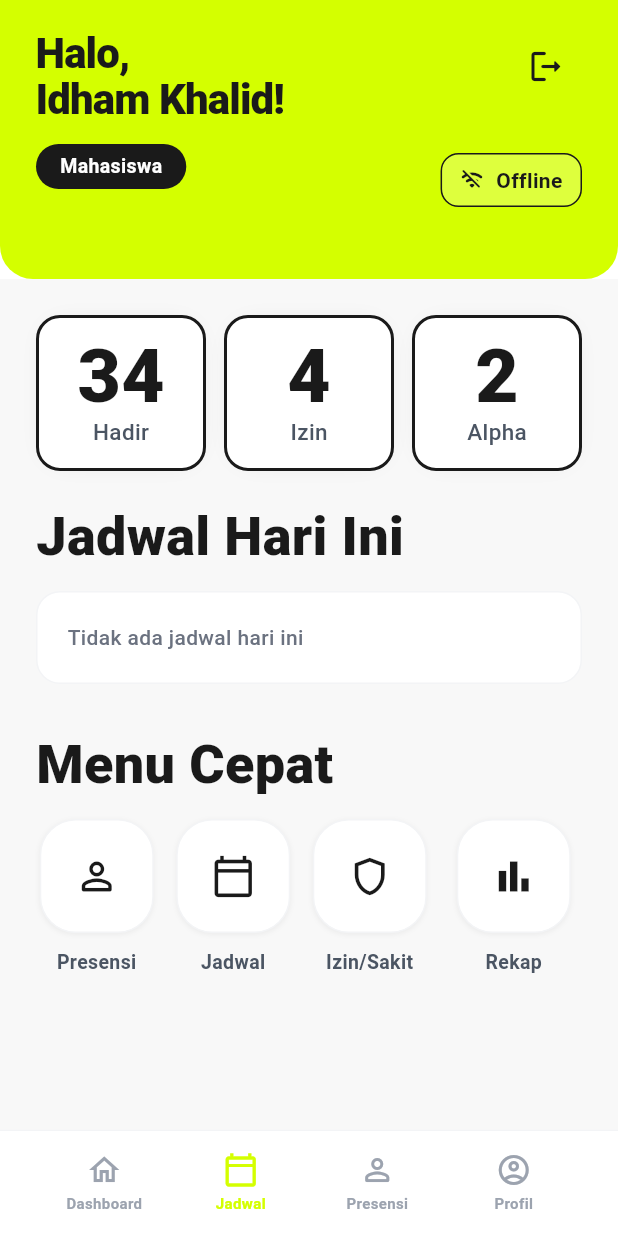
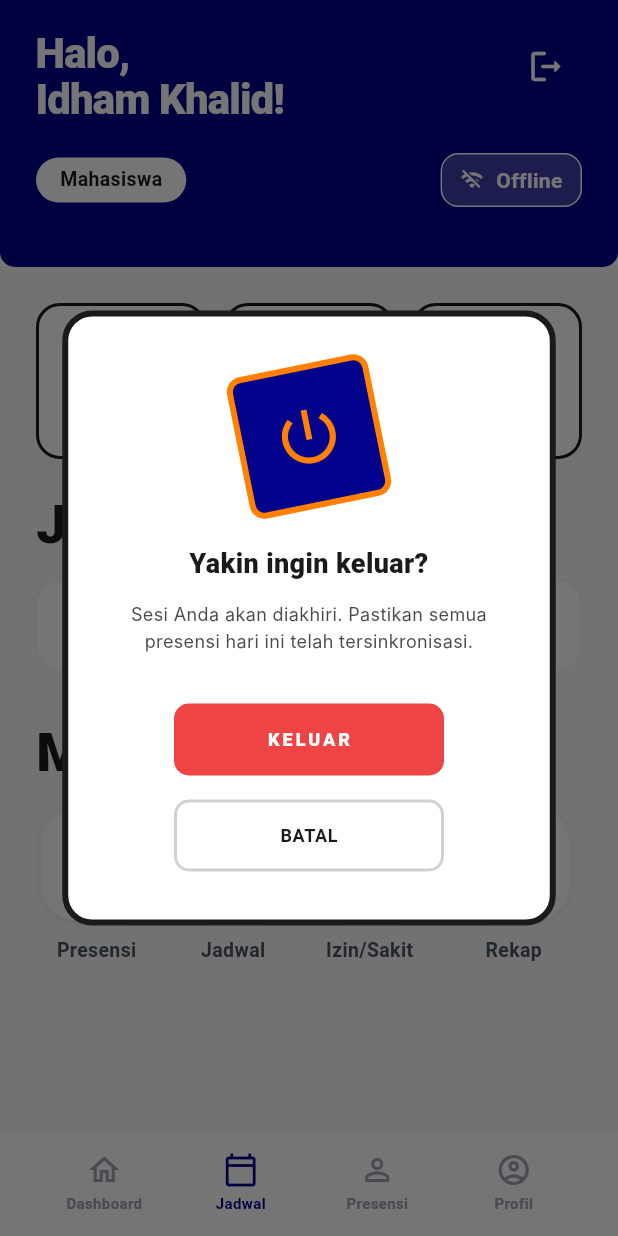
Before and after one commit to MFaizR77/SmartAttend, a Flutter app: the MahasiswaDashboardScreen screen opened directly with sample values from the repository, item 2 of the bottom bar chosen, after a tap on the "logout" icon, on a phone screen of 412 x 824 dp. Run offline on Flutter 3.47's test engine with Material 3 defaults, Android fonts, the phone set to English and light mode, and no system bars; our stand-ins replace connectivity_plus, flutter_dotenv, flutter_local_notifications, hive, hive_flutter, timezone; missing offline and left inert: mongo_dart; accounts and stored records are empty; Roboto replaces fonts that are missing (Inter, Plus Jakarta Sans).

Commit message:
merubah tampilan dashboard dosen

```diff
--- a/lib/core/theme/app_colors.dart
+++ b/lib/core/theme/app_colors.dart
@@ -11,7 +11,8 @@ class AppColors {
   static const Color surfaceVariant = Color(0xFFF0F0F5);
 
   // Brand & Feature specific
-  static const Color brandLime = Color(0xFFD4FF00);
+  static const Color primaryBlue = Color(0xFF01018B);
+  static const Color orange = Color(0xFFFF8003);
   static const Color charcoal = Color(0xFF1B1B19);
   static const Color grayDark = Color(0xFF1A1A1A);
   static const Color grayMedium = Color(0xFF4A4A4A);
@@ -28,7 +29,7 @@ class AppColors {
   // Onboarding specific
   static const Color onboardingBackground = Color(0xFFF3F7F8);
   static const Color onboardingDotInactive = Color(0xFFC4C7C5);
-  static const Color onboardingMint = Color(0xFFD9EDDB);
+  static const Color onboardingBlueLight = Color(0xFFE0E0FF);
 
   // Primary
   static const Color primary = Color(0xFF1E1E2C);
--- a/lib/features/auth/view/login_screen.dart
+++ b/lib/features/auth/view/login_screen.dart
@@ -78,10 +78,10 @@ class _LoginScreenState extends State<LoginScreen> {
                             TextSpan(
                               text: 'SMART',
                               style: TextStyle(
-                                color: AppColors.brandLime,
-                                fontSize: 40,
+                                color: AppColors.orange,
+                                fontSize: 57,
                                 fontFamily: 'Inter',
-                                fontWeight: FontWeight.w700,
+                                fontWeight: FontWeight.bold,
                                 height: 1.20,
                                 letterSpacing: -1.20,
                               ),
@@ -89,10 +89,10 @@ class _LoginScreenState extends State<LoginScreen> {
                             TextSpan(
                               text: 'ATTEND',
                               style: TextStyle(
-                                color: AppColors.grayDark,
-                                fontSize: 40,
+                                color: AppColors.primaryBlue,
+                                fontSize: 57,
                                 fontFamily: 'Inter',
-                                fontWeight: FontWeight.w700,
+                                fontWeight: FontWeight.bold,
                                 height: 1.20,
                                 letterSpacing: -1.20,
                               ),
@@ -133,14 +133,6 @@ class _LoginScreenState extends State<LoginScreen> {
                         ),
                         borderRadius: BorderRadius.circular(8),
                       ),
-                      shadows: const [
-                        BoxShadow(
-                          color: AppColors.grayDark,
-                          blurRadius: 0,
-                          offset: Offset(4, 4),
-                          spreadRadius: 0,
-                        ),
-                      ],
                     ),
                     child: ValueListenableBuilder<bool>(
                       valueListenable: _vm.isLoading,
--- a/lib/features/auth/view/widgets/login_form.dart
+++ b/lib/features/auth/view/widgets/login_form.dart
@@ -93,7 +93,7 @@ class _LoginFormState extends State<LoginForm> {
                 size: 20,
               ),
               filled: true,
-              fillColor: AppColors.cream,
+              fillColor: AppColors.surface,
               contentPadding: const EdgeInsets.symmetric(
                 horizontal: 16,
                 vertical: 14,
@@ -142,7 +142,7 @@ class _LoginFormState extends State<LoginForm> {
                     setState(() => _obscurePassword = !_obscurePassword),
               ),
               filled: true,
-              fillColor: const Color(0xFFF5F0E8),
+              fillColor: AppColors.surface,
               contentPadding: const EdgeInsets.symmetric(
                 horizontal: 16,
                 vertical: 14,
@@ -203,8 +203,8 @@ class _LoginFormState extends State<LoginForm> {
               padding: const EdgeInsets.symmetric(vertical: 16),
               decoration: ShapeDecoration(
                 color: widget.isLoading
-                    ? AppColors.brandLime.withValues(alpha: 0.55)
-                    : AppColors.brandLime,
+                    ? AppColors.primaryBlue.withValues(alpha: 0.55)
+                    : AppColors.primaryBlue,
                 shape: RoundedRectangleBorder(
                   borderRadius: BorderRadius.circular(12),
                 ),
@@ -223,7 +223,7 @@ class _LoginFormState extends State<LoginForm> {
                         'MASUK',
                         textAlign: TextAlign.center,
                         style: TextStyle(
-                          color: AppColors.charcoal,
+                          color: AppColors.surface,
                           fontSize: 16,
                           fontFamily: 'Plus Jakarta Sans',
                           fontWeight: FontWeight.w600,
--- /dev/null
+++ b/lib/features/auth/view/widgets/logout_confirm_dialog.dart
@@ -0,0 +1,198 @@
+import 'package:flutter/material.dart';
+import 'dart:math' as math;
+import '../../../../core/theme/app_colors.dart';
+
+class LogoutConfirmDialog extends StatefulWidget {
+  final VoidCallback onConfirm;
+
+  const LogoutConfirmDialog({super.key, required this.onConfirm});
+
+  @override
+  State<LogoutConfirmDialog> createState() => _LogoutConfirmDialogState();
+}
+
+class _LogoutConfirmDialogState extends State<LogoutConfirmDialog>
+    with SingleTickerProviderStateMixin {
+  late AnimationController _controller;
+  late Animation<double> _animation;
+
+  @override
+  void initState() {
+    super.initState();
+    // Inisialisasi controller animasi
+    _controller = AnimationController(
+      duration: const Duration(milliseconds: 100),
+      vsync: this,
+    );
+
+    _animation = Tween<double>(
+      begin: -0.20,
+      end: 0.20,
+    ).animate(CurvedAnimation(parent: _controller, curve: Curves.linear));
+
+    _shakeIcon();
+  }
+
+  void _shakeIcon() async {
+    for (int i = 0; i < 3; i++) {
+      await _controller.forward();
+      await _controller.reverse();
+    }
+    // Tambahkan ini agar kembali ke tengah (0.0)
+    _controller.animateTo(0.5);
+  }
+
+  @override
+  void dispose() {
+    _controller.dispose();
+    super.dispose();
+  }
+
+  @override
+  Widget build(BuildContext context) {
+    return Dialog(
+      backgroundColor: Colors.transparent,
+      insetPadding: const EdgeInsets.symmetric(horizontal: 24),
+      child: Container(
+        width: 329,
+        padding: const EdgeInsets.all(32),
+        decoration: ShapeDecoration(
+          color: Colors.white,
+          shape: RoundedRectangleBorder(
+            side: const BorderSide(width: 4, color: AppColors.grayDark),
+            borderRadius: BorderRadius.circular(20),
+          ),
+        ),
+        child: Column(
+          mainAxisSize: MainAxisSize.min,
+          children: [
+            // Icon Area dengan Animasi Goyang
+            AnimatedBuilder(
+              animation: _animation,
+              builder: (context, child) {
+                return Transform.rotate(
+                  angle: _animation.value, // Nilai rotasi dari animasi
+                  child: Container(
+                    width: 96,
+                    height: 96,
+                    decoration: ShapeDecoration(
+                      color: AppColors.primaryBlue,
+                      shape: RoundedRectangleBorder(
+                        side: const BorderSide(
+                          width: 4,
+                          color: AppColors.orange,
+                        ),
+                        borderRadius: BorderRadius.circular(10),
+                      ),
+                    ),
+                    child: const Icon(
+                      Icons.power_settings_new,
+                      color: AppColors.orange,
+                      size: 48,
+                    ),
+                  ),
+                );
+              },
+            ),
+            const SizedBox(height: 24),
+
+            // Title
+            const Text(
+              'Yakin ingin keluar?',
+              textAlign: TextAlign.center,
+              style: TextStyle(
+                color: AppColors.grayDark,
+                fontSize: 18,
+                fontFamily: 'Plus Jakarta Sans',
+                fontWeight: FontWeight.w800,
+              ),
+            ),
+            const SizedBox(height: 12),
+
+            // Subtitle
+            const Text(
+              'Sesi Anda akan diakhiri. Pastikan semua\npresensi hari ini telah tersinkronisasi.',
+              textAlign: TextAlign.center,
+              style: TextStyle(
+                color: AppColors.grayMedium,
+                fontSize: 12,
+                fontFamily: 'Inter',
+                fontWeight: FontWeight.w400,
+                height: 1.5,
+              ),
+            ),
+            const SizedBox(height: 32),
+
+            // Buttons
+            Column(
+              children: [
+                // Button Keluar
+                InkWell(
+                  onTap: () {
+                    Navigator.pop(context);
+                    widget.onConfirm();
+                  },
+                  child: Container(
+                    width: 180,
+                    height: 48,
+                    alignment: Alignment.center,
+                    decoration: ShapeDecoration(
+                      color: AppColors.error,
+                      shape: RoundedRectangleBorder(
+                        side: const BorderSide(
+                          width: 4,
+                          color: AppColors.error,
+                        ),
+                        borderRadius: BorderRadius.circular(10),
+                      ),
+                    ),
+                    child: const Text(
+                      'KELUAR',
+                      style: TextStyle(
+                        color: Colors.white,
+                        fontSize: 12,
+                        fontFamily: 'Plus Jakarta Sans',
+                        fontWeight: FontWeight.w800,
+                        letterSpacing: 2,
+                      ),
+                    ),
+                  ),
+                ),
+                const SizedBox(height: 16),
+
+                // Button Batal
+                InkWell(
+                  onTap: () => Navigator.pop(context),
+                  child: Container(
+                    width: 180,
+                    height: 48,
+                    alignment: Alignment.center,
+                    decoration: ShapeDecoration(
+                      shape: RoundedRectangleBorder(
+                        side: BorderSide(
+                          width: 2,
+                          color: AppColors.grayDark.withValues(alpha: 0.2),
+                        ),
+                        borderRadius: BorderRadius.circular(10),
+                      ),
+                    ),
+                    child: const Text(
+                      'BATAL',
+                      style: TextStyle(
+                        color: AppColors.grayDark,
+                        fontSize: 12,
+                        fontFamily: 'Plus Jakarta Sans',
+                        fontWeight: FontWeight.w700,
+                        letterSpacing: 0.45,
+                      ),
+                    ),
+                  ),
+                ),
+              ],
+            ),
+          ],
+        ),
+      ),
+    );
+  }
+}
--- a/lib/features/auth/viewmodel/auth_viewmodel.dart
+++ b/lib/features/auth/viewmodel/auth_viewmodel.dart
@@ -50,7 +50,7 @@ class AuthViewModel {
 
     // Validasi input
     if (identifier.trim().isEmpty) {
-      errorMessage.value = 'NIM/ID tidak boleh kosong';
+      errorMessage.value = 'Username tidak boleh kosong';
       return;
     }
     if (password.isEmpty) {
@@ -69,13 +69,19 @@ class AuthViewModel {
         if (dbUser['role'] == 'admin') mappedRole = UserRole.admin;
 
         final user = User(
-          id: dbUser['nim']?.toString() ?? dbUser['kode']?.toString() ?? dbUser['_id']?.toString() ?? '',
+          id:
+              dbUser['nim']?.toString() ??
+              dbUser['kode']?.toString() ??
+              dbUser['_id']?.toString() ??
+              '',
           nama: dbUser['nama'] ?? 'Unknown',
           email: dbUser['email'] ?? '',
           role: mappedRole,
-          passwordHash: password, // Simpan password plain yang diketik agar bisa dicek saat offline
+          passwordHash:
+              password, // Simpan password plain yang diketik agar bisa dicek saat offline
           createdAt: dbUser['createdAt'] != null
-              ? DateTime.tryParse(dbUser['createdAt'].toString()) ?? DateTime.now()
+              ? DateTime.tryParse(dbUser['createdAt'].toString()) ??
+                    DateTime.now()
               : DateTime.now(),
           kelas: dbUser['kelas'],
         );
@@ -83,18 +89,22 @@ class AuthViewModel {
         // Simpan sesi ke Hive (Offline First)
         final userBox = HiveHelper.userBoxInstance;
         await userBox.put('currentUser', jsonEncode(user.toMap()));
-        await userBox.put('expiryDate', DateTime.now().add(const Duration(days: 1)).toIso8601String());
+        await userBox.put(
+          'expiryDate',
+          DateTime.now().add(const Duration(days: 1)).toIso8601String(),
+        );
 
         currentUser.value = user;
         errorMessage.value = null;
       } else {
-        errorMessage.value = 'NIM/ID atau password salah';
+        errorMessage.value = 'Username atau password salah';
       }
     } catch (e) {
       // Jika gagal connect ke server (offline), coba validasi dengan data lokal di Hive
-      final isNetworkError = e.toString().contains('SocketException') ||
-                             e.toString().contains('ConnectionException') ||
-                             e.toString().contains('HandshakeException');
+      final isNetworkError =
+          e.toString().contains('SocketException') ||
+          e.toString().contains('ConnectionException') ||
+          e.toString().contains('HandshakeException');
 
       if (isNetworkError) {
         final userBox = HiveHelper.userBoxInstance;
@@ -112,8 +122,12 @@ class AuthViewModel {
             final localUser = User.fromMap(userMap);
 
             // Pengecekan kredensial lokal
-            final isIdentifierMatch = localUser.id == identifier.trim() || localUser.email == identifier.trim();
-            final isPasswordMatch = localUser.passwordHash == password; // asumsikan passwordHash di lokal nyimpan password / hash yg sama
+            final isIdentifierMatch =
+                localUser.id == identifier.trim() ||
+                localUser.email == identifier.trim();
+            final isPasswordMatch =
+                localUser.passwordHash ==
+                password; // asumsikan passwordHash di lokal nyimpan password / hash yg sama
 
             if (isIdentifierMatch && isPasswordMatch) {
               final expiryDate = DateTime.tryParse(expiryStr.toString());
@@ -123,16 +137,19 @@ class AuthViewModel {
                 isLoading.value = false;
                 return; // Sukses login offline
               } else {
-                errorMessage.value = 'Sesi offline telah kadaluarsa (lebih dari 1 hari). Anda harus online.';
+                errorMessage.value =
+                    'Sesi offline telah kadaluarsa (lebih dari 1 hari). Anda harus online.';
               }
             } else {
-              errorMessage.value = 'NIM/ID atau password salah (Mode Offline)';
+              errorMessage.value =
+                  'Username atau password salah (Mode Offline)';
             }
           } catch (offlineErr) {
             errorMessage.value = 'Gagal membaca sesi offline: $offlineErr';
           }
         } else {
-          errorMessage.value = 'Anda sedang offline dan belum pernah login sebelumnya di perangkat ini.';
+          errorMessage.value =
+              'Anda sedang offline dan belum pernah login sebelumnya di perangkat ini.';
         }
       } else {
         errorMessage.value = 'Terjadi kesalahan: $e';
--- a/lib/features/mahasiswa/dashboard/view/mahasiswa_dashboard_screen.dart
+++ b/lib/features/mahasiswa/dashboard/view/mahasiswa_dashboard_screen.dart
@@ -3,6 +3,7 @@ import '../../../../core/theme/app_colors.dart';
 import '../../../../data/local/models/user.dart';
 import '../../dashboard/viewmodel/mahasiswa_dashboard_viewmodel.dart';
 import '../../presensi/view/presensi_screen.dart';
+import '../../../auth/view/widgets/logout_confirm_dialog.dart';
 
 /// Dashboard utama mahasiswa.
 /// Menampilkan statistik, jadwal hari ini, dan menu cepat.
@@ -96,22 +97,22 @@ class _MahasiswaDashboardScreenState extends State<MahasiswaDashboardScreen> {
   Widget _buildTopHeader() {
     return Container(
       width: double.infinity,
-      padding: const EdgeInsets.fromLTRB(24, 20, 24, 48),
-      decoration: const BoxDecoration(
-        color: AppColors.brandLime,
-        borderRadius: BorderRadius.vertical(bottom: Radius.circular(22)),
+      padding: const EdgeInsets.fromLTRB(24, 20, 24, 40),
+      decoration: BoxDecoration(
+        color: AppColors.primaryBlue,
+        borderRadius: BorderRadius.vertical(bottom: Radius.circular(10)),
       ),
-      child: Row(
+      child: Column(
+        crossAxisAlignment: CrossAxisAlignment.start,
+        children: [
+          Row(
             crossAxisAlignment: CrossAxisAlignment.start,
             children: [
               Expanded(
-            child: Column(
-              crossAxisAlignment: CrossAxisAlignment.start,
-              children: [
-                Text(
+                child: Text(
                   'Halo,\n${widget.user.nama}!',
                   style: const TextStyle(
-                    color: AppColors.grayDark,
+                    color: AppColors.surface,
                     fontFamily: 'Plus Jakarta Sans',
                     fontWeight: FontWeight.w800,
                     height: 1.1,
@@ -119,18 +120,42 @@ class _MahasiswaDashboardScreenState extends State<MahasiswaDashboardScreen> {
                     letterSpacing: -0.6,
                   ),
                 ),
-                const SizedBox(height: 14),
+              ),
+              IconButton(
+                onPressed: () {
+                  showDialog(
+                    context: context,
+                    builder: (context) =>
+                        LogoutConfirmDialog(onConfirm: widget.onLogout),
+                  );
+                },
+                splashRadius: 22,
+                icon: const Icon(
+                  Icons.logout_rounded,
+                  color: AppColors.surface,
+                  size: 26,
+                ),
+                tooltip: 'Logout',
+              ),
+            ],
+          ),
+          const SizedBox(height: 20),
+          Row(
+            mainAxisAlignment: MainAxisAlignment.spaceBetween,
+            children: [
               Container(
-                  padding:
-                      const EdgeInsets.symmetric(horizontal: 16, vertical: 7),
+                padding: const EdgeInsets.symmetric(
+                  horizontal: 16,
+                  vertical: 7,
+                ),
                 decoration: BoxDecoration(
-                    color: AppColors.grayDark,
+                  color: AppColors.surface,
                   borderRadius: BorderRadius.circular(999),
                 ),
                 child: Text(
                   widget.user.roleLabel,
                   style: const TextStyle(
-                      color: Colors.white,
+                    color: AppColors.grayDark,
                     fontFamily: 'Plus Jakarta Sans',
                     fontSize: 13,
                     fontWeight: FontWeight.w700,
@@ -138,36 +163,29 @@ class _MahasiswaDashboardScreenState extends State<MahasiswaDashboardScreen> {
                   ),
                 ),
               ),
-              ],
+              Container(
+                padding: const EdgeInsets.symmetric(
+                  horizontal: 12,
+                  vertical: 7,
                 ),
-          ),
-          const SizedBox(width: 12),
-          Column(
-            crossAxisAlignment: CrossAxisAlignment.end,
-            children: [
-              IconButton(
-                onPressed: widget.onLogout,
-                splashRadius: 22,
-                icon: const Icon(Icons.logout_rounded, color: AppColors.grayDark, size: 26),
-                tooltip: 'Logout',
-              ),
-              const SizedBox(height: 34),
-              Container(
-                padding: const EdgeInsets.symmetric(horizontal: 12, vertical: 7),
                 decoration: BoxDecoration(
                   color: Colors.white.withValues(alpha: 0.24),
                   borderRadius: BorderRadius.circular(12),
-                  border: Border.all(color: AppColors.grayDark, width: 1),
+                  border: Border.all(color: AppColors.surface, width: 1),
                 ),
                 child: const Row(
                   mainAxisSize: MainAxisSize.min,
                   children: [
-                    Icon(Icons.wifi_off_rounded, color: AppColors.grayDark, size: 16),
+                    Icon(
+                      Icons.wifi_off_rounded,
+                      color: AppColors.surface,
+                      size: 16,
+                    ),
                     SizedBox(width: 8),
                     Text(
                       'Offline',
                       style: TextStyle(
-                        color: AppColors.grayDark,
+                        color: AppColors.surface,
                         fontFamily: 'Plus Jakarta Sans',
                         fontSize: 14,
                         fontWeight: FontWeight.w700,
@@ -311,10 +329,8 @@ class _MahasiswaDashboardScreenState extends State<MahasiswaDashboardScreen> {
           Navigator.push(
             context,
             MaterialPageRoute(
-              builder: (context) => PresensiScreen(
-                jadwal: jadwal,
-                user: widget.user,
-              ),
+              builder: (context) =>
+                  PresensiScreen(jadwal: jadwal, user: widget.user),
             ),
           );
         },
@@ -342,8 +358,11 @@ class _MahasiswaDashboardScreenState extends State<MahasiswaDashboardScreen> {
                   color: const Color(0x33D0FF00),
                   borderRadius: BorderRadius.circular(12),
                 ),
-                child:
-                    const Icon(Icons.computer_outlined, color: AppColors.grayDark, size: 24),
+                child: const Icon(
+                  Icons.computer_outlined,
+                  color: AppColors.grayDark,
+                  size: 24,
+                ),
               ),
               const SizedBox(width: 14),
               Expanded(
@@ -377,7 +396,11 @@ class _MahasiswaDashboardScreenState extends State<MahasiswaDashboardScreen> {
                 ),
               ),
               const SizedBox(width: 8),
-              const Icon(Icons.chevron_right_rounded, color: AppColors.grayDark, size: 22),
+              const Icon(
+                Icons.chevron_right_rounded,
+                color: AppColors.grayDark,
+                size: 22,
+              ),
             ],
           ),
         ),
@@ -454,7 +477,7 @@ class _MahasiswaDashboardScreenState extends State<MahasiswaDashboardScreen> {
 
     return Container(
       padding: EdgeInsets.fromLTRB(24, 14, 24, 14 + bottomInset),
-      decoration: const BoxDecoration(
+      decoration: BoxDecoration(
         color: Colors.white,
         border: Border(top: BorderSide(color: AppColors.stroke)),
       ),
@@ -479,15 +502,16 @@ class _MahasiswaDashboardScreenState extends State<MahasiswaDashboardScreen> {
                     Icon(
                       items[i]['icon'] as IconData,
                       size: 24,
-                      color:
-                          _currentNavIndex == i ? AppColors.brandLime : AppColors.grayLight,
+                      color: _currentNavIndex == i
+                          ? AppColors.primaryBlue
+                          : AppColors.grayLight,
                     ),
                     const SizedBox(height: 4),
                     Text(
                       items[i]['label'] as String,
                       style: TextStyle(
                         color: _currentNavIndex == i
-                            ? AppColors.brandLime
+                            ? AppColors.primaryBlue
                             : AppColors.grayLight,
                         fontFamily: 'Plus Jakarta Sans',
                         fontSize: 10,
--- a/lib/features/onboarding/view/onboarding_screen.dart
+++ b/lib/features/onboarding/view/onboarding_screen.dart
@@ -104,7 +104,7 @@ class _OnboardingScreenState extends State<OnboardingScreen> {
         width: double.infinity,
         padding: const EdgeInsets.symmetric(vertical: 14),
         decoration: ShapeDecoration(
-          color: AppColors.brandLime,
+          color: AppColors.primaryBlue,
           shape: RoundedRectangleBorder(
             borderRadius: BorderRadius.circular(9999),
           ),
--- a/lib/features/onboarding/view/onboarding_slide.dart
+++ b/lib/features/onboarding/view/onboarding_slide.dart
@@ -36,8 +36,8 @@ class OnboardingSlide extends StatelessWidget {
                           begin: const Alignment(0.50, 0.00),
                           end: const Alignment(0.50, 1.00),
                           colors: [
-                            AppColors.onboardingMint.withValues(alpha: 0.5),
-                            AppColors.onboardingMint.withValues(alpha: 0.0),
+                            AppColors.primaryBlue.withValues(alpha: 0.5),
+                            AppColors.primaryBlue.withValues(alpha: 0.0),
                           ],
                         ),
                         shape: RoundedRectangleBorder(
@@ -113,7 +113,7 @@ class OnboardingSlide extends StatelessWidget {
 }
 
 // ────────────────────────────────────────────────────────────────────────────
-/// Area ilustrasi: lingkaran latar kuning-hijau + gambar onboarding.
+/// Area ilustrasi
 // ────────────────────────────────────────────────────────────────────────────
 class _IllustrationArea extends StatelessWidget {
   final String imagePath;
@@ -128,18 +128,6 @@ class _IllustrationArea extends StatelessWidget {
       child: Stack(
         alignment: Alignment.center,
         children: [
-          // Lingkaran besar kuning-hijau (latar)
-          Container(
-            width: 320,
-            height: 320,
-            decoration: ShapeDecoration(
-              color: AppColors.brandLime.withValues(alpha: 0.3),
-              shape: RoundedRectangleBorder(
-                borderRadius: BorderRadius.all(Radius.circular(9999)),
-              ),
-            ),
-          ),
-
           // Gambar onboarding
           Image.asset(imagePath, width: 280, height: 280, fit: BoxFit.contain),
         ],
```
Also changed, not shown: pubspec.yaml (+11 -11 lines), pubspec.lock, 6 other files. Lines whose indentation alone changed are shown as unchanged.
